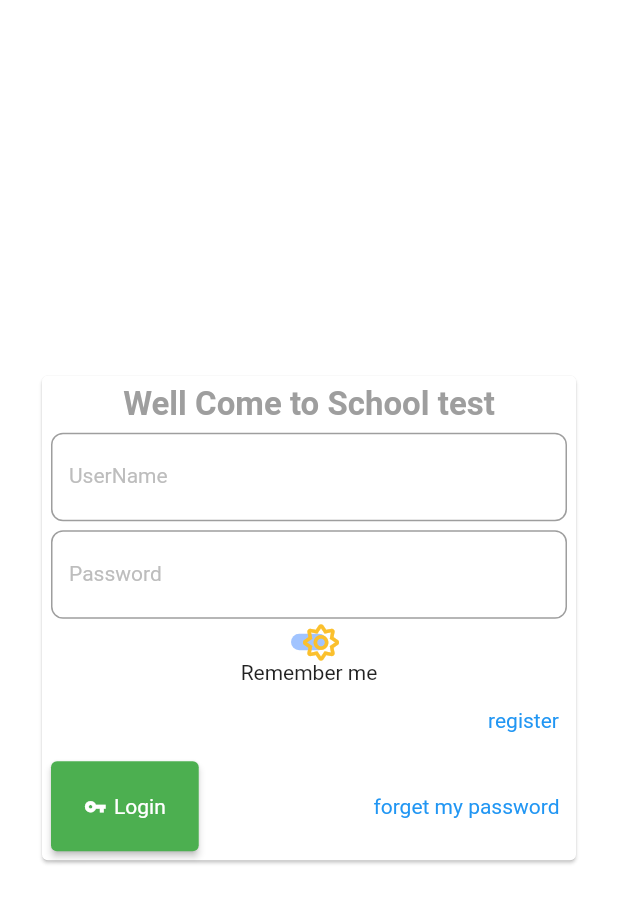
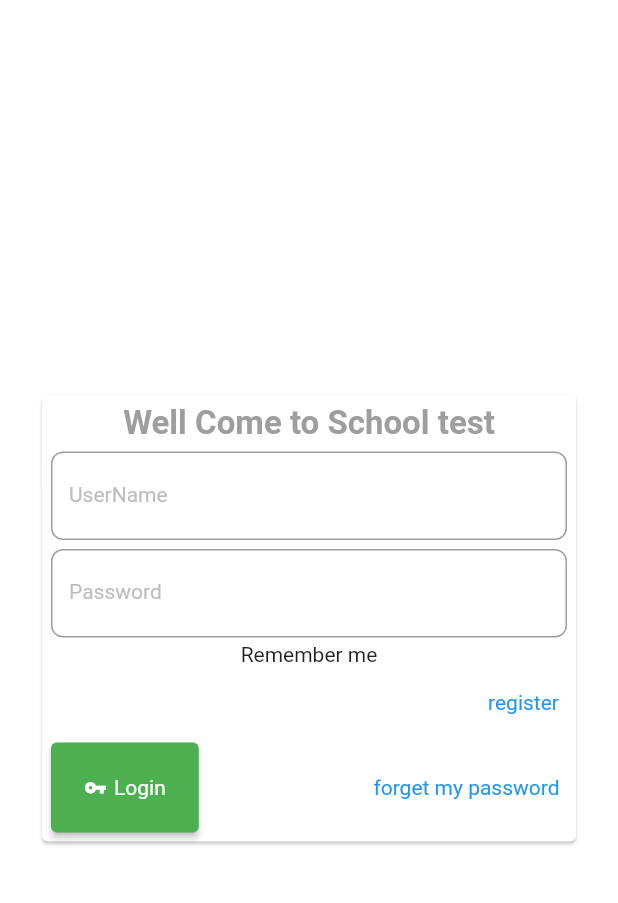
Before and after one commit to peymanrahi/school_mangement, a Flutter app: the screen it shows after launch, on a phone screen of 412 x 824 dp. Shown: the top 903 px of the screen. Run offline on Flutter 3.47's test engine with Material 2 defaults, Android fonts, the phone set to English and light mode, and no system bars; our stand-ins replace flutter_bloc, font_awesome_flutter, rxdart, shared_preferences, url_strategy; accounts and stored records are empty.

```diff
--- a/lib/screen/Login.dart
+++ b/lib/screen/Login.dart
@@ -46,7 +46,7 @@ class Login extends StatelessWidget {
                   absorbing: state is Loading,
                   child: Column(children: [
 
-                    MDarkLightSwitch(),
+
 
                     Row(
                       children: [
```
